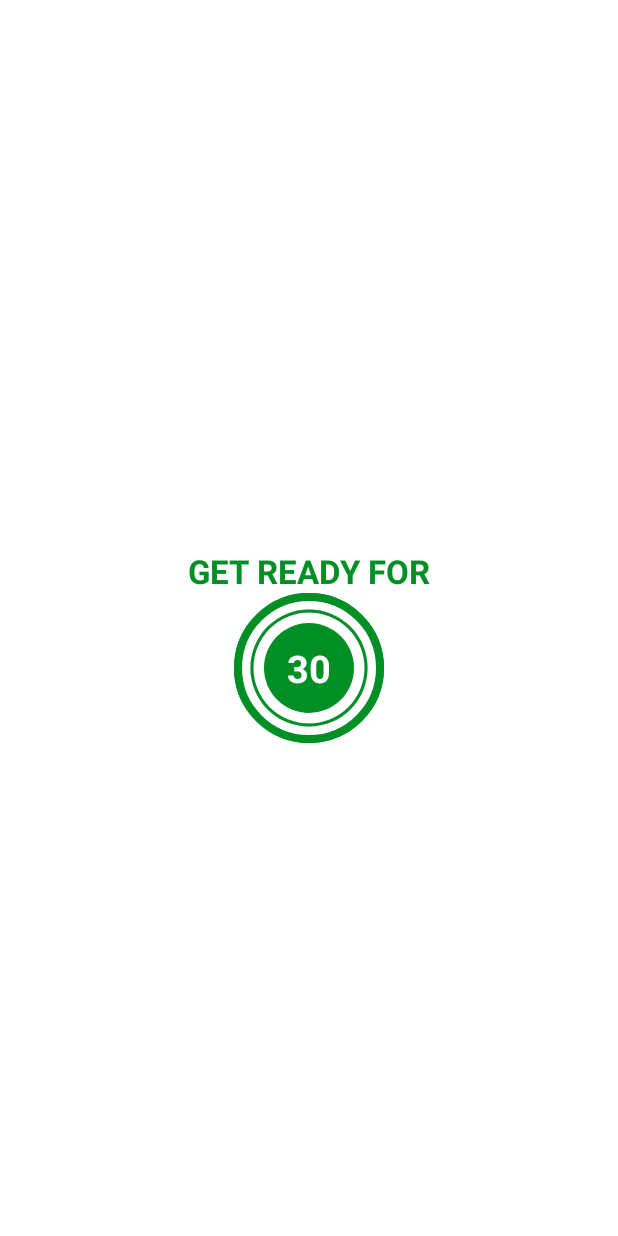
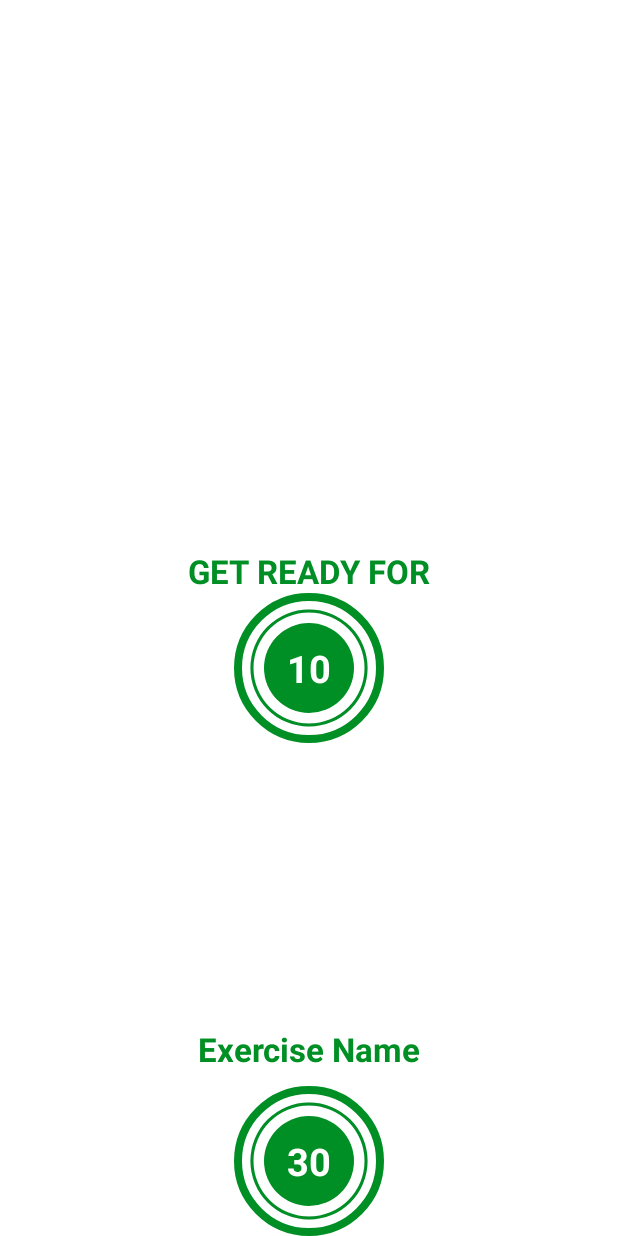
Before and after one commit to YiroYi/KimchiWorkout, an Android app: the layout activity_exercise.xml on its own in the app's theme, with its tools: preview values and no code run, on a phone screen of 412 x 824 dp. Run offline under Robolectric (Android 15) with nearby library versions, the phone set to English and light mode, and no system bars.

Commit message:
Model functionality added

```diff
--- a/app/src/main/res/layout/activity_exercise.xml
+++ b/app/src/main/res/layout/activity_exercise.xml
@@ -24,13 +24,13 @@
         android:textSize="22sp"
         android:textColor="@color/colorAccent"
         android:textStyle="bold"
-        app:layout_constraintBottom_toTopOf="@id/flProgressBar"
+        app:layout_constraintBottom_toTopOf="@id/flRestView"
         app:layout_constraintEnd_toEndOf="parent"
         app:layout_constraintStart_toStartOf="parent"
         />
 
     <FrameLayout
-        android:id="@+id/flProgressBar"
+        android:id="@+id/flRestView"
         android:layout_width="100dp"
         android:layout_height="100dp"
         android:layout_marginTop="10dp"
@@ -71,6 +71,31 @@
 
     </FrameLayout>
 
+    <ImageView
+        android:id="@+id/ivImage"
+        android:layout_width="match_parent"
+        android:layout_height="0dp"
+        android:scaleType="fitXY"
+        android:src="@drawable/ic_jumping_jacks"
+        android:visibility="invisible"
+        app:layout_constraintBottom_toTopOf="@id/tvExerciseName"
+        app:layout_constraintTop_toBottomOf="@id/toolbarExercise" />
+
+    <TextView
+        android:id="@+id/tvExerciseName"
+        android:layout_width="wrap_content"
+        android:layout_height="wrap_content"
+        android:text="Exercise Name"
+        android:textColor="@color/colorAccent"
+        android:textSize="22sp"
+        android:textStyle="bold"
+        android:visibility="gone"
+        app:layout_constraintEnd_toEndOf="parent"
+        app:layout_constraintStart_toStartOf="parent"
+        app:layout_constraintTop_toBottomOf="@id/ivImage"
+        tools:visibility="visible"
+        />
+
     <FrameLayout
         android:id="@+id/flExerciseView"
         android:layout_width="100dp"
@@ -82,7 +107,7 @@
         app:layout_constraintBottom_toBottomOf="parent"
         app:layout_constraintEnd_toEndOf="parent"
         app:layout_constraintStart_toStartOf="parent"
-        app:layout_constraintTop_toBottomOf="@id/toolbarExercise">
+        app:layout_constraintTop_toBottomOf="@id/tvExerciseName">
 
         <ProgressBar
             android:id="@+id/progressBarExercise"
```
Also changed, not shown: app/src/main/java/com/example/kimchiworkout/ExerciseActivity.kt (+24 -9 lines).
